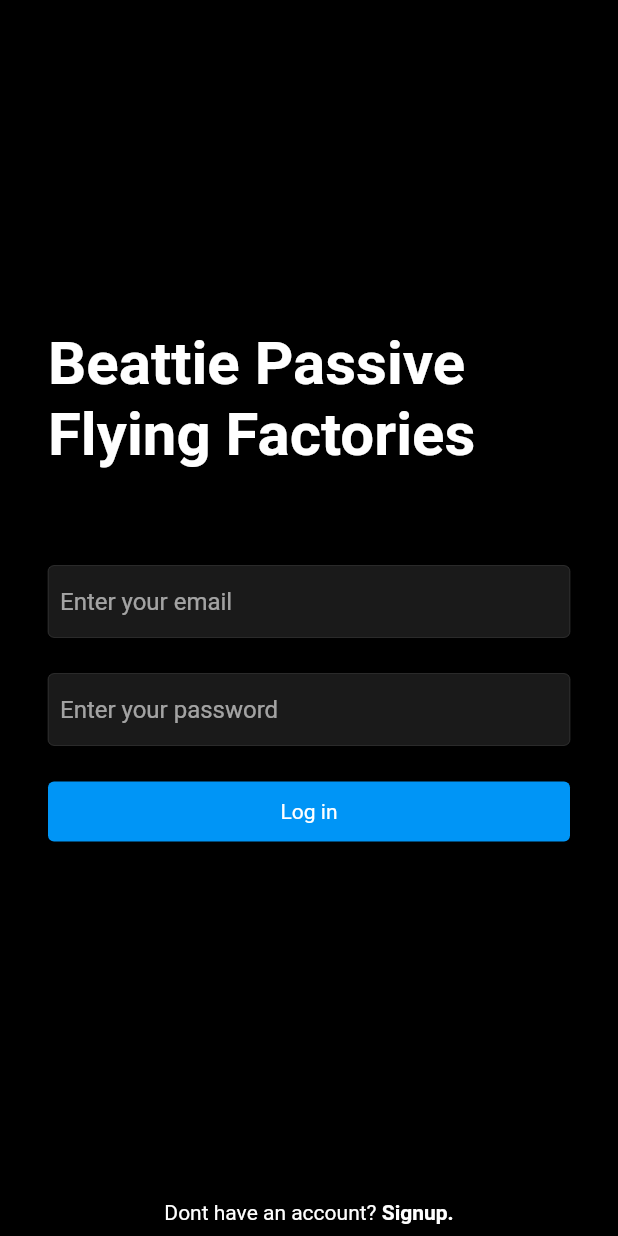
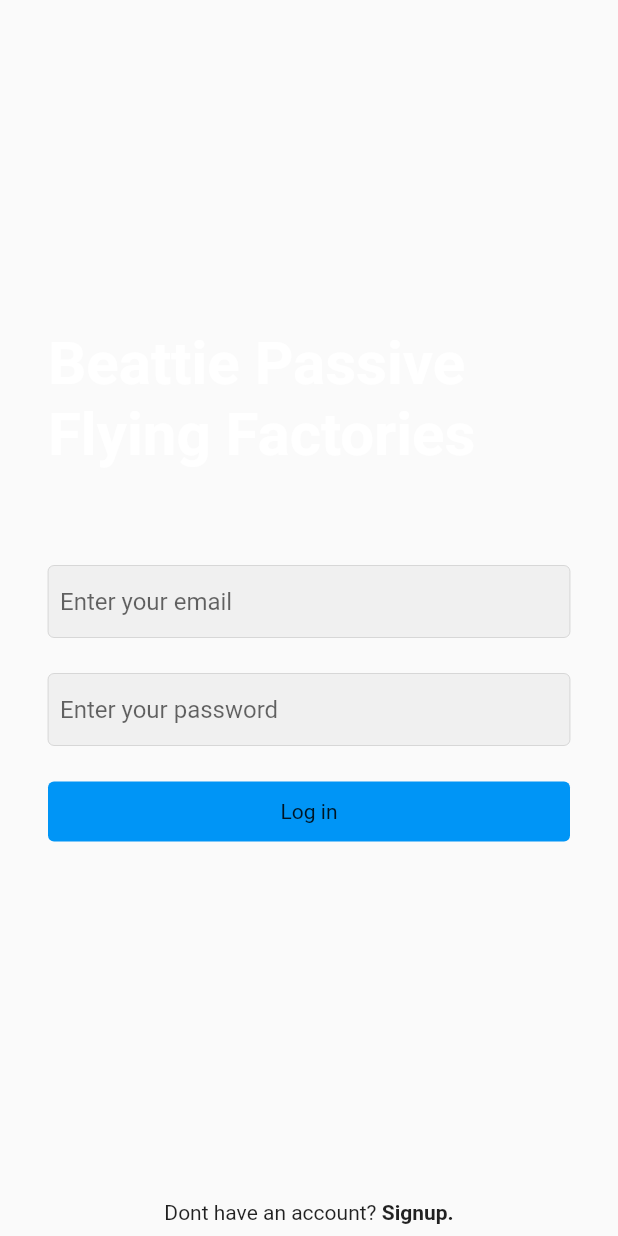
Before and after one commit to beattiePassive/Flying-Factories, a Flutter app: the screen it shows after launch, on a phone screen of 412 x 824 dp. Run offline on Flutter 3.47's test engine with Material 2 defaults, Android fonts, the phone set to English and light mode, and no system bars; our stand-ins replace cloud_firestore, firebase_auth, firebase_core, firebase_storage, flutter_svg, image_picker; accounts and stored records are empty.

Commit message:
working version

```diff
--- a/lib/main.dart
+++ b/lib/main.dart
@@ -45,9 +45,9 @@ class MyApp extends StatelessWidget {
       child: MaterialApp(
         debugShowCheckedModeBanner: false,
         title: 'Instagram Clone',
-        theme: ThemeData.dark().copyWith(
-          scaffoldBackgroundColor: mobileBackgroundColor,
-        ),
+        theme: ThemeData(brightness: Brightness.light),
+        darkTheme: ThemeData(brightness: Brightness.dark),
+        themeMode: ThemeMode.system,
         home: StreamBuilder(
           stream: FirebaseAuth.instance.authStateChanges(),
           builder: (context, snapshot) {
```
